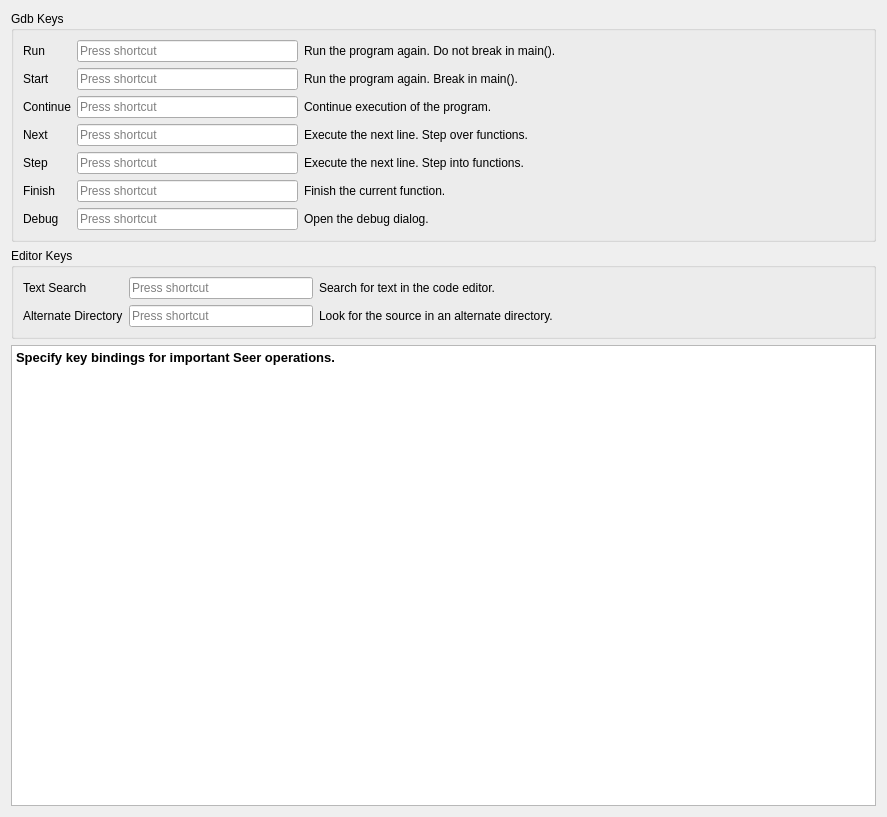
epasveer/seer, file src/SeerKeysConfigPage.ui: the form before one commit.
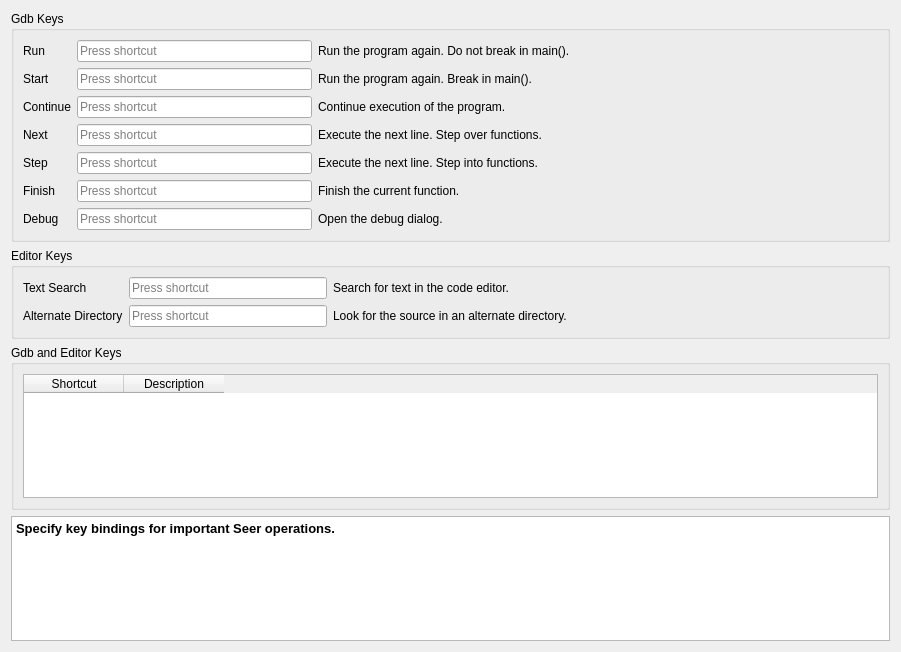
The form after the commit.

The edit to the form file:
```diff
--- a/src/SeerKeysConfigPage.ui
+++ b/src/SeerKeysConfigPage.ui
@@ -6,14 +6,14 @@
    <rect>
     <x>0</x>
     <y>0</y>
-    <width>887</width>
-    <height>817</height>
+    <width>901</width>
+    <height>652</height>
    </rect>
   </property>
   <property name="windowTitle">
    <string>SeerKeysConfigPage</string>
   </property>
-  <layout class="QGridLayout" name="gridLayout_3">
+  <layout class="QGridLayout" name="gridLayout_4">
    <item row="0" column="0">
     <widget class="QGroupBox" name="gdbKeysGroupBox">
      <property name="title">
@@ -372,6 +372,29 @@
     </widget>
    </item>
    <item row="2" column="0">
+    <widget class="QGroupBox" name="gdbAndEditorKeysGroupBox">
+     <property name="title">
+      <string>Gdb and Editor Keys</string>
+     </property>
+     <layout class="QGridLayout" name="gridLayout_3">
+      <item row="0" column="0">
+       <widget class="QTableWidget" name="keysTableWidget">
+        <column>
+         <property name="text">
+          <string>Shortcut</string>
+         </property>
+        </column>
+        <column>
+         <property name="text">
+          <string>Description</string>
+         </property>
+        </column>
+       </widget>
+      </item>
+     </layout>
+    </widget>
+   </item>
+   <item row="3" column="0">
     <widget class="QTextBrowser" name="textBrowser">
      <property name="html">
       <string>&lt;!DOCTYPE HTML PUBLIC &quot;-//W3C//DTD HTML 4.0//EN&quot; &quot;http://www.w3.org/TR/REC-html40/strict.dtd&quot;&gt;
```
Left out of the diff: 1 changed line with no effect on the pictures.
